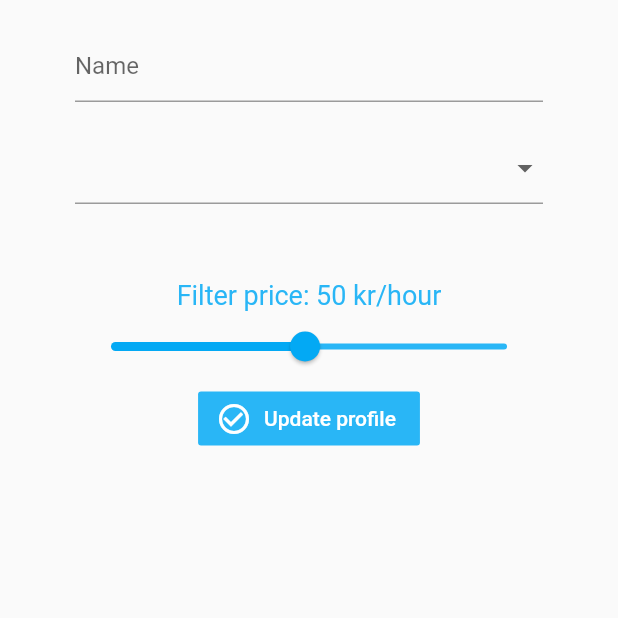
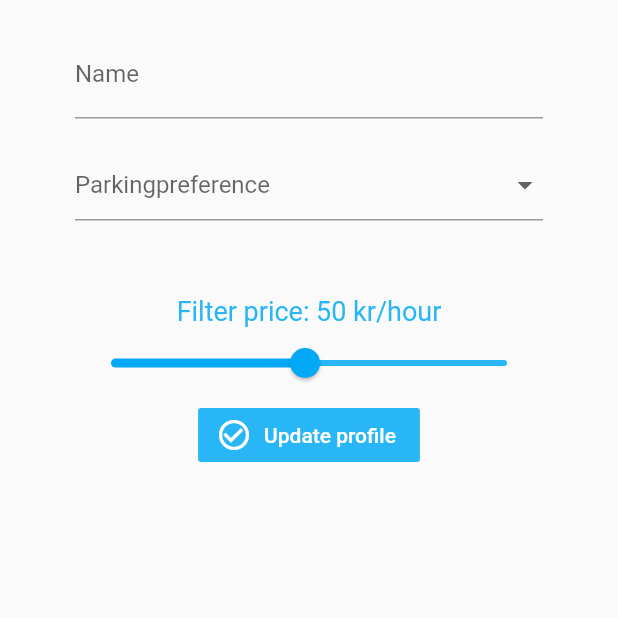
Before and after one commit to Bruseliuz/flutter_parkinggit, a Flutter app: the Settings screen opened directly, on a phone screen of 412 x 824 dp, the top half of it. Run offline on Flutter 3.47's test engine with Material 2 defaults, Android fonts, the phone set to English and light mode, and no system bars; our stand-ins replace cloud_firestore, firebase_auth, flutter_spinkit, google_maps_flutter, location; accounts and stored records are empty.

Commit message:
Settings v0.1

```diff
--- a/lib/pages/settings.dart
+++ b/lib/pages/settings.dart
@@ -6,12 +6,10 @@ class Settings extends StatefulWidget {
   _SettingsState createState() => _SettingsState();
 }
 
-
-
 class _SettingsState extends State<Settings> {
 
   final _formKey = GlobalKey<FormState>();
-  final List<String> parkingType = ['MC','HCP','No preference'];
+  final List<String> parkingType = ['HCP','No preference'];
 
   String _currentParkingType;
   int _currentMaxPrice = 50;
@@ -26,11 +24,12 @@ class _SettingsState extends State<Settings> {
           child: Column(
             children: <Widget>[
               TextFormField(
-                decoration: InputDecoration(hintText: 'Name'),
+                decoration: InputDecoration(labelText: 'Name'),
 
               ),
               SizedBox(height: 20.0),
               DropdownButtonFormField(
+                decoration: InputDecoration(hintText:'Parkingpreference'),
                 value: _currentParkingType,
                 items: parkingType.map((parking){
                   return DropdownMenuItem(
```
